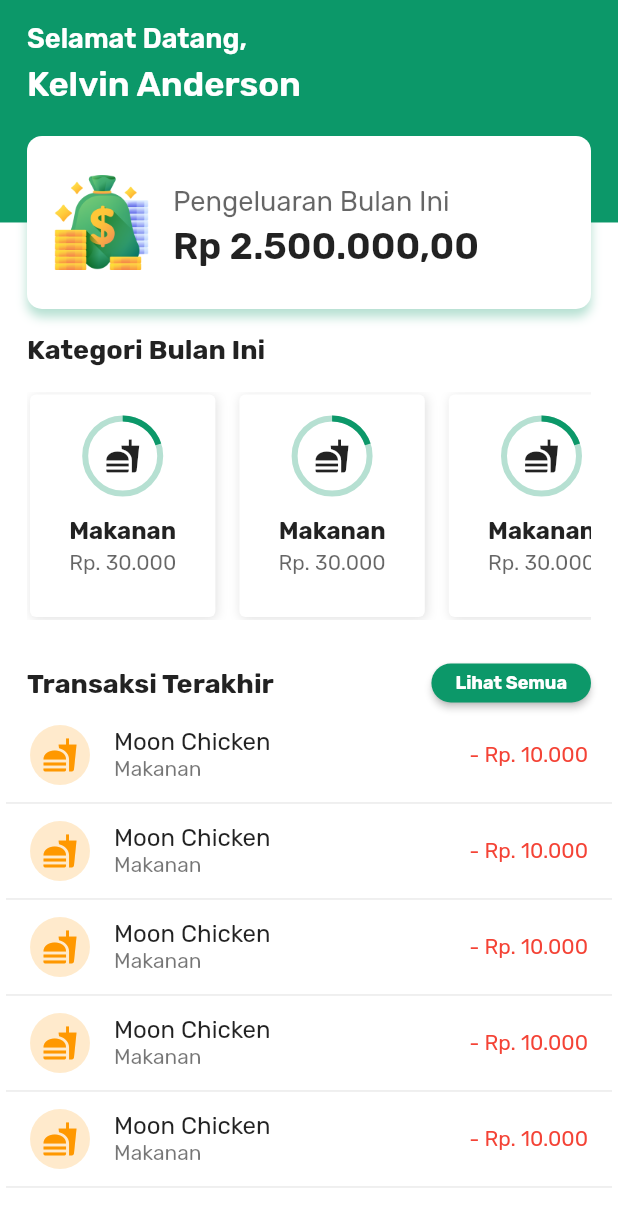
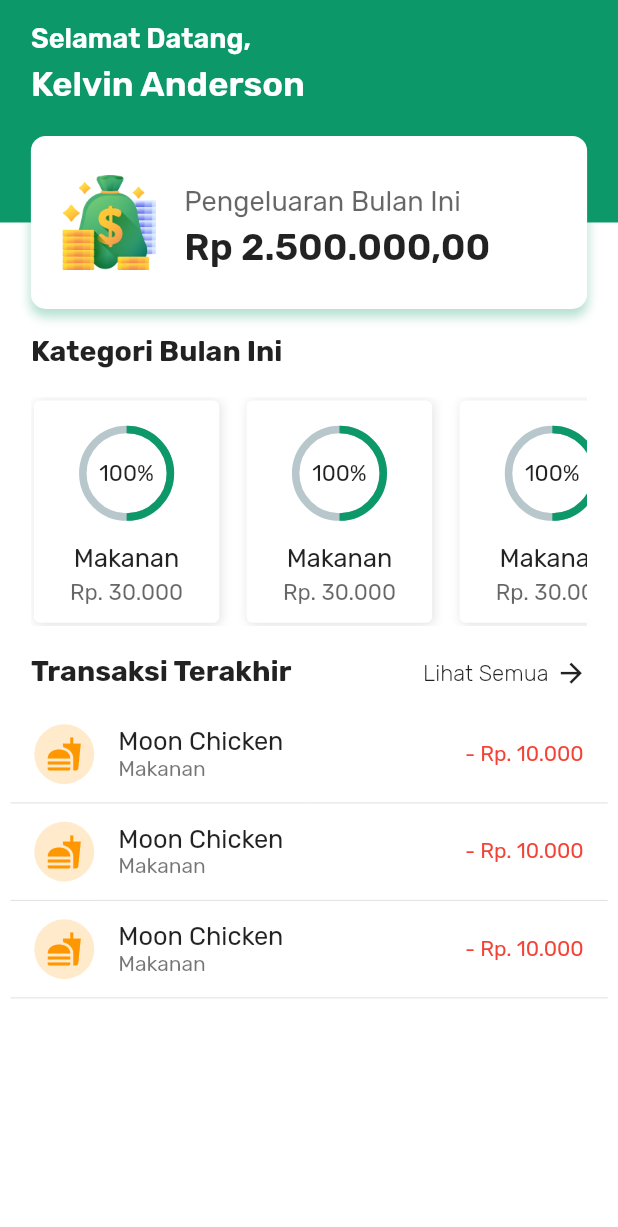
Before and after one commit to KelvinAnderson10/flutter-aplikasi-pengeluaran, a Flutter app: the HomeScreen screen opened directly, on a phone screen of 412 x 824 dp. Shown: the top 1227 px of the screen. Run offline on Flutter 3.47's test engine with Material 2 defaults, Android fonts, the light colour scheme and no system bars; drawn by our look-alikes of percent_indicator; our stand-ins replace double_back_to_close_app, google_fonts.

```diff
--- a/lib/components/home_view.dart
+++ /dev/null
@@ -1,55 +0,0 @@
-import 'package:course_app/constants.dart';
-import 'package:flutter/material.dart';
-
-mixin HomeView on StatelessWidget {
-  Widget categoryCard(Size size) {
-    return Container(
-      height: size.height * 0.18,
-      width: size.width * 0.3,
-      child: Column(children: [
-        SizedBox(
-          height: 16,
-        ),
-        Stack(
-          alignment: Alignment.center,
-          children: [
-            Icon(Icons.fastfood),
-            SizedBox(
-              width: 50,
-              height: 50,
-              child: CircularProgressIndicator(
-                valueColor: AlwaysStoppedAnimation<Color>(kPrimaryColor),
-                // color: kPrimaryColor,
-                backgroundColor: kPrimaryColor.withOpacity(0.3),
-                value: 1 / 5,
-              ),
-            )
-          ],
-        ),
-        SizedBox(
-          height: 15,
-        ),
-        Text(
-          "Makanan",
-          style: TextStyle(fontWeight: FontWeight.bold, fontSize: 16),
-        ),
-        SizedBox(
-          height: 4,
-        ),
-        Text(
-          "Rp. 30.000",
-          style: TextStyle(color: Colors.black.withOpacity(0.6)),
-        ),
-      ]),
-      decoration: BoxDecoration(
-          color: Colors.white,
-          borderRadius: BorderRadius.circular(4),
-          boxShadow: [
-            BoxShadow(
-                offset: const Offset(1, 1),
-                blurRadius: 5,
-                color: Colors.grey.withOpacity(0.3)),
-          ]),
-    );
-  }
-}
--- a/lib/components/home_screen.dart
+++ b/lib/screens/home_screen.dart
@@ -1,62 +1,47 @@
-import 'package:course_app/components/home_view.dart';
+import 'package:course_app/widgets/category_card.dart';
+import 'package:course_app/widgets/recent_transaction_card.dart';
 import 'package:course_app/constants.dart';
 import 'package:flutter/material.dart';
 import 'package:google_fonts/google_fonts.dart';
 
-class HomeScreen extends StatelessWidget with HomeView {
+class HomeScreen extends StatefulWidget {
   const HomeScreen({super.key, this.onTapNavigate});
 
   final Function? onTapNavigate;
 
   @override
+  State<HomeScreen> createState() => _HomeScreenState();
+}
+
+class _HomeScreenState extends State<HomeScreen> {
+  @override
+  void initState() {
+    // TODO: implement initState
+    super.initState();
+    print("ini init home");
+  }
+  @override
   Widget build(BuildContext context) {
     Size size = MediaQuery.of(context).size;
-
-    const numItems = 5;
-    Widget buildRow(int idx) {
-      return ListTile(
-        minVerticalPadding: 6,
-        leading: Column(mainAxisAlignment: MainAxisAlignment.center, children: [
-          CircleAvatar(
-            // radius: 18,
-            backgroundColor: Colors.orange.withOpacity(0.2),
-            child: Icon(
-              Icons.fastfood,
-              color: Colors.orange,
-              // size: 16
-            ),
-          )
-          // Icon(Icons.fastfood)
-        ]),
-        title: Text("Moon Chicken"),
-        visualDensity: VisualDensity(vertical: -4),
-        subtitle: Text("Makanan"),
-        trailing: Text(
-          "- Rp. 10.000",
-          style: TextStyle(color: Colors.red),
-        ),
-      );
-    }
+    const numItems = 3;
 
     return Scaffold(
         body: SingleChildScrollView(
       child: Column(
         children: <Widget>[
-          Container(
+          SizedBox(
             height: size.height * 0.25,
             child: Stack(
               children: [
                 Container(
                   height: size.height * 0.25 - size.height * 0.07,
                   decoration: const BoxDecoration(
-                      color: kPrimaryColor,
-                      // borderRadius: BorderRadius.only(
-                      //     bottomLeft: Radius.circular(36),
-                      //     bottomRight: Radius.circular(36))
-                          ),
+                    color: kPrimaryColor,
+                  ),
                 ),
                 Container(
-                  margin: EdgeInsets.only(top: size.height * 0.018, left: 18),
+                  margin: EdgeInsets.only(
+                      top: size.height * 0.018, left: size.width * 18 / 360),
                   child: Column(
                     crossAxisAlignment: CrossAxisAlignment.start,
                     children: [
@@ -66,7 +51,7 @@ class HomeScreen extends StatelessWidget with HomeView {
                                   color: Colors.white,
                                   fontWeight: FontWeight.w600,
                                   fontSize: size.height * 0.022))),
-                      const SizedBox(height: 6),
+                      SizedBox(height: size.height * 6 / 780),
                       Text("Kelvin Anderson",
                           style: GoogleFonts.rubik(
                               textStyle: TextStyle(
@@ -83,10 +68,10 @@ class HomeScreen extends StatelessWidget with HomeView {
                   child: Container(
                       // alignment: Alignment.center,
                       height: size.height * 0.14,
-                      margin: const EdgeInsets.symmetric(
-                          horizontal: kDefaultPadding),
-                      padding: const EdgeInsets.symmetric(
-                          horizontal: kDefaultPadding),
+                      margin: EdgeInsets.symmetric(
+                          horizontal: size.width * kDefaultPadding / 360),
+                      padding: EdgeInsets.symmetric(
+                          horizontal: size.width * kDefaultPadding / 360),
                       decoration: BoxDecoration(
                           color: Colors.white,
                           borderRadius: BorderRadius.circular(10),
@@ -102,21 +87,21 @@ class HomeScreen extends StatelessWidget with HomeView {
                             "assets/rupiah.png",
                             height: size.height * 1 / 13,
                           ),
-                          const SizedBox(
-                            width: 16,
+                          SizedBox(
+                            width: size.width * 16 / 360,
                           ),
                           Column(
                             crossAxisAlignment: CrossAxisAlignment.start,
                             mainAxisAlignment: MainAxisAlignment.center,
                             children: [
-                              const SizedBox(height: 6),
+                              SizedBox(height: size.height * 6 / 780),
                               Text(
                                 "Pengeluaran Bulan Ini",
                                 style: TextStyle(
                                     fontSize: size.height * 0.022,
                                     color: Colors.black.withOpacity(0.6)),
                               ),
-                              const SizedBox(height: 5),
+                              SizedBox(height: size.height * 5 / 780),
                               Text(
                                 "Rp 2.500.000,00",
                                 style: TextStyle(
@@ -132,75 +117,108 @@ class HomeScreen extends StatelessWidget with HomeView {
             ),
           ),
           SizedBox(
-            height: 16,
+            height: size.height * 16 / 780,
           ),
           Container(
               alignment: Alignment.topLeft,
-              margin: const EdgeInsets.symmetric(horizontal: kDefaultPadding),
+              margin: EdgeInsets.symmetric(
+                  horizontal: size.width * kDefaultPadding / 360),
               child: Row(
                 mainAxisAlignment: MainAxisAlignment.spaceBetween,
                 children: [
                   Text(
                     "Kategori Bulan Ini",
-                    style: TextStyle(fontWeight: FontWeight.bold, fontSize: 18),
+                    style: TextStyle(
+                        fontWeight: FontWeight.bold,
+                        fontSize: size.height * 18 / 780),
                   ),
                 ],
               )),
           Container(
-              margin: const EdgeInsets.symmetric(
-                  horizontal: kDefaultPadding, vertical: kDefaultPadding),
+              margin: EdgeInsets.symmetric(
+                  horizontal: size.width * kDefaultPadding / 360,
+                  vertical: size.height * kDefaultPadding / 780),
               alignment: Alignment.centerLeft,
               child: SingleChildScrollView(
-                padding: EdgeInsets.all(2),
+                padding: const EdgeInsets.all(2),
                 scrollDirection: Axis.horizontal,
-                physics: BouncingScrollPhysics(),
-                child: Wrap(spacing: 16, children: [
-                  categoryCard(size),
-                  categoryCard(size),
-                  categoryCard(size),
-                  categoryCard(size),
-                  categoryCard(size),
+                physics: const BouncingScrollPhysics(),
+                child: Wrap(spacing: size.width * 16 / 360, children: [
+                  CategoryCard(),
+                  CategoryCard(),
+                  CategoryCard(),
+                  CategoryCard(),
+                  CategoryCard(),
                 ]),
               )),
           Container(
               alignment: Alignment.topLeft,
-              margin: const EdgeInsets.symmetric(horizontal: kDefaultPadding),
+              margin: EdgeInsets.symmetric(
+                  horizontal: size.width * kDefaultPadding / 360),
               child: Row(
                 mainAxisAlignment: MainAxisAlignment.spaceBetween,
+                crossAxisAlignment: CrossAxisAlignment.end,
                 children: [
                   Text(
                     "Transaksi Terakhir",
-                    style: TextStyle(fontWeight: FontWeight.bold, fontSize: 18),
+                    style: TextStyle(
+                        fontWeight: FontWeight.bold,
+                        fontSize: size.height * 18 / 780),
                   ),
-                  MaterialButton(
-                    shape: RoundedRectangleBorder(
-                        borderRadius: BorderRadius.circular(50.0)),
-                    height: 26.0,
-                    minWidth: 5,
-                    color: kPrimaryColor,
-                    textColor: Colors.white,
-                    child: new Text(
-                      "Lihat Semua",
-                      style:
-                          TextStyle(fontWeight: FontWeight.bold, fontSize: 12),
-                    ),
-                    onPressed: () => {onTapNavigate!(1)},
-                  )
+                  GestureDetector(
+                      onTap: () => {widget.onTapNavigate!(1)},
+                      child: Row(
+                        mainAxisSize: MainAxisSize.min,
+                        crossAxisAlignment: CrossAxisAlignment.center,
+                        children: [
+                          Text(
+                            "Lihat Semua",
+                            style: TextStyle(
+                                fontWeight: FontWeight.w100,
+                                fontSize: size.height * 14 / 780),
+                          ),
+                          SizedBox(
+                            width: size.width * 4 / 360,
+                          ),
+                          Icon(
+                            Icons.arrow_forward,
+                            size: size.height * 20 / 780,
+                          )
+                        ],
+                      ))
+                  // MaterialButton(
+                  //   shape: RoundedRectangleBorder(
+                  //       borderRadius: BorderRadius.circular(50.0)),
+                  //   height: size.height * 26 / 780,
+                  //   minWidth: size.width * 5 / 360,
+                  //   color: kPrimaryColor,
+                  //   textColor: Colors.white,
+                  //   child: Text(
+                  //     "Lihat Semua",
+                  //     style: TextStyle(
+                  //         fontWeight: FontWeight.bold,
+                  //         fontSize: size.height * 12 / 780),
+                  //   ),
+                  //   onPressed: () => {onTapNavigate!(1)},
+                  // )
                 ],
               )),
           Container(
-              padding: const EdgeInsets.symmetric(horizontal: 4),
+              // padding: EdgeInsets.symmetric(horizontal: size.width * 4/360),
+              margin: EdgeInsets.symmetric(
+                  horizontal: size.width * 6 / 360,
+                  vertical: size.height * kDefaultPadding / 780),
               child: ListView.builder(
                 scrollDirection: Axis.vertical,
                 primary: false,
-                // padding: const EdgeInsets.only(right: 2),
                 shrinkWrap: true,
                 itemCount: numItems * 2,
                 itemBuilder: ((context, i) {
                   if (i.isOdd) return const Divider();
                   final index = i ~/ 2;
-                  print(index);
-                  return buildRow(index);
+                  return RecentTransactionCard(
+                    index: index,
+                  );
                 }),
               )),
         ],
--- /dev/null
+++ b/lib/widgets/category_card.dart
@@ -0,0 +1,50 @@
+import 'package:course_app/constants.dart';
+import 'package:flutter/material.dart';
+import 'package:percent_indicator/circular_percent_indicator.dart';
+
+class CategoryCard extends StatelessWidget {
+  @override
+  Widget build(BuildContext context) {
+    Size size = MediaQuery.of(context).size;
+    return Container(
+      height: size.height * 0.18,
+      width: size.width * 0.3,
+      decoration: BoxDecoration(
+          color: Colors.white,
+          borderRadius: BorderRadius.circular(4),
+          boxShadow: [
+            BoxShadow(
+                offset: const Offset(1, 1),
+                blurRadius: 5,
+                color: Colors.grey.withOpacity(0.3)),
+          ]),
+      child: Column(children: [
+        SizedBox(
+          height: size.height * 16 / 780,
+        ),
+        CircularPercentIndicator(
+          radius: size.height * 30/780,
+          lineWidth: 5.0,
+          percent: 0.5,
+          center: Text("100%", style: TextStyle(fontSize: size.height * 14/780),),
+          animation: true,
+          progressColor: kPrimaryColor,
+        ),
+        SizedBox(
+          height: size.height * 14 / 780,
+        ),
+        Text(
+          "Makanan",
+          style: TextStyle(fontSize: size.height * 16 / 780),
+        ),
+        SizedBox(
+          height: size.height * 4 / 780,
+        ),
+        Text(
+          "Rp. 30.000",
+          style: TextStyle(fontSize: size.height * 14 / 780, color: Colors.black.withOpacity(0.6)),
+        ),
+      ]),
+    );
+  }
+}
--- /dev/null
+++ b/lib/widgets/recent_transaction_card.dart
@@ -0,0 +1,34 @@
+import 'package:flutter/material.dart';
+
+
+class RecentTransactionCard extends StatelessWidget {
+  const RecentTransactionCard({super.key, this.index});
+  final int? index;
+
+  @override
+  Widget build(BuildContext context) {
+    Size size = MediaQuery.of(context).size;
+    return ListTile(
+        minVerticalPadding: 6,
+        leading: Column(mainAxisAlignment: MainAxisAlignment.center, children: [
+          CircleAvatar(
+            // radius: 18,
+            backgroundColor: Colors.orange.withOpacity(0.2),
+            child: Icon(
+              Icons.fastfood,
+              color: Colors.orange,
+              // size: 16
+            ),
+          )
+          // Icon(Icons.fastfood)
+        ]),
+        title: Text("Moon Chicken", style: TextStyle(fontSize: size.height * 16/780),),
+        visualDensity: VisualDensity(vertical: -4),
+        subtitle: Text("Makanan"),
+        trailing: Text(
+          "- Rp. 10.000",
+          style: TextStyle(color: Colors.red),
+        ),
+      );;
+  }
+}
--- a/pubspec.yaml
+++ b/pubspec.yaml
@@ -40,6 +40,7 @@ dependencies:
   flutter_launcher_icons: ^0.11.0
   flutter_svg: ^1.1.6
   double_back_to_close_app: ^2.1.0
+  percent_indicator: ^4.2.2
 
 flutter_icons:
     image_path: "assets/icon6.png"
```
Also changed, not shown: lib/components/transaction_screen.dart (deleted, +0 -97 lines), lib/main.dart (+10 -9 lines), lib/screens/transaction_screen.dart (added, +112 -0 lines), lib/widgets/bottom_navigation_bar.dart (renamed from lib/components/bottom_navigation_bar.dart), pubspec.lock.
